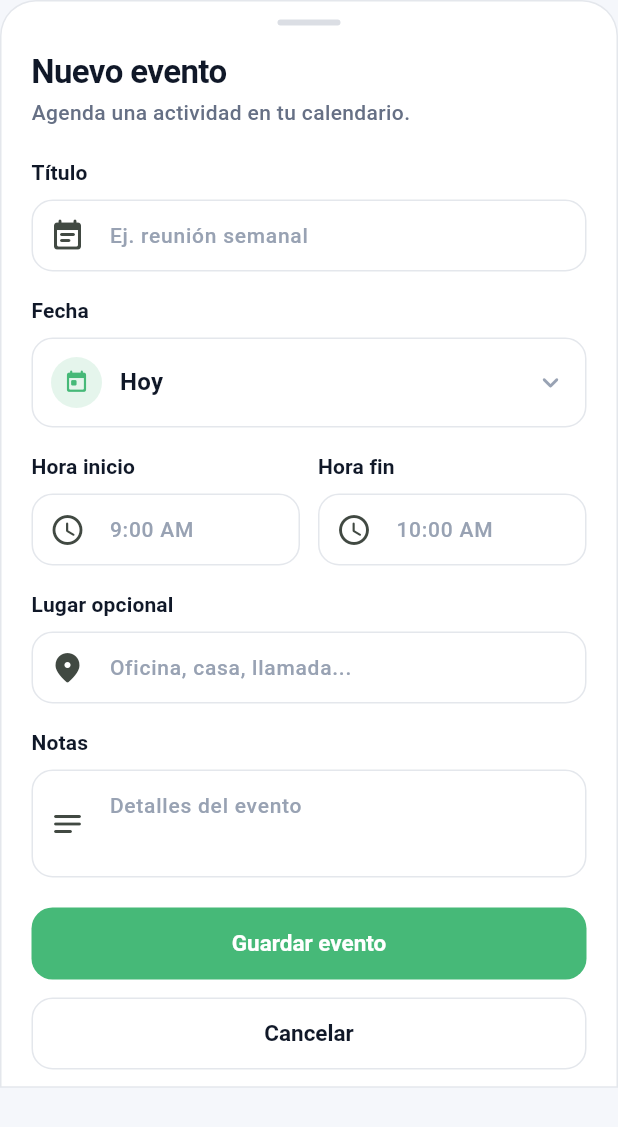
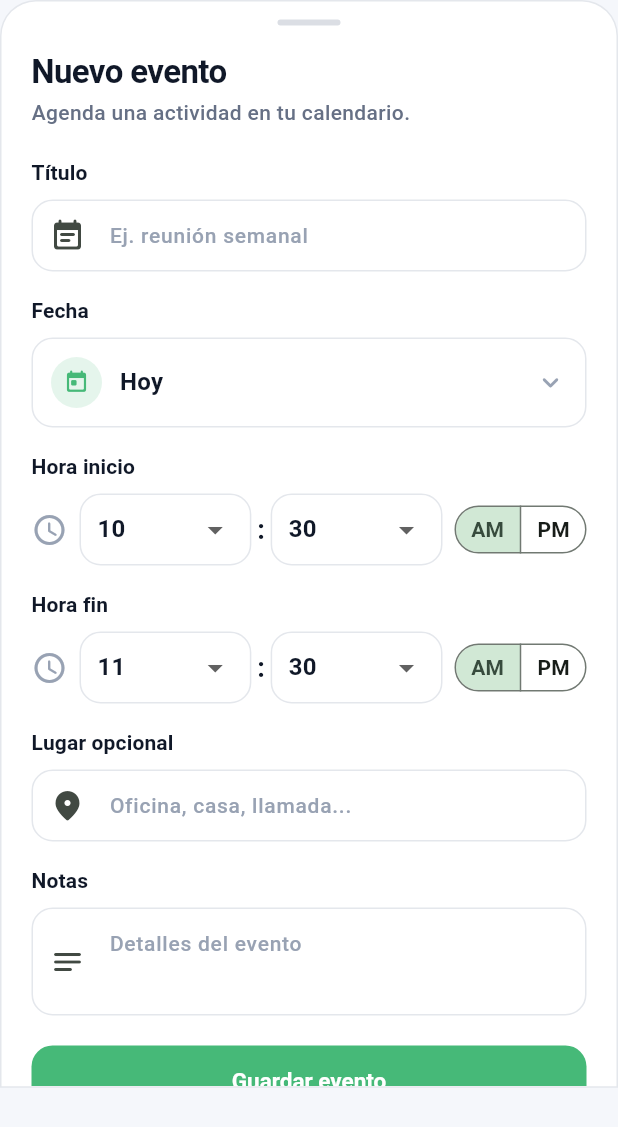
Before and after one commit to adrian-rodriguez-nomadak/nexo, a Flutter app: the CreateEventSheet widget shown alone on an empty page, opened directly, on a phone screen of 412 x 824 dp. Shown: the top 1127 px of the screen. Run offline on Flutter 3.47's test engine with Material 3 defaults, Android fonts, the phone set to English and light mode, and no system bars; our stand-ins replace drift, drift_flutter, flutter_local_notifications, flutter_riverpod, flutter_secure_storage, flutter_timezone and 3 more; missing offline and left inert: dart:html; accounts and stored records are empty; generated files the repository leaves out were written again; Roboto replaces fonts that are missing (SF Pro Display).

Commit message:
Replace time inputs with 12-hour selectors

```diff
--- a/apps/mobile/lib/modules/calendar/presentation/widgets/create_event_sheet.dart
+++ b/apps/mobile/lib/modules/calendar/presentation/widgets/create_event_sheet.dart
@@ -5,6 +5,7 @@ import '../../../../core/constants/app_spacing.dart';
 import '../../../../shared/presentation/widgets/app_bottom_sheet.dart';
 import '../../../../shared/presentation/widgets/app_text_field.dart';
 import '../../../../shared/presentation/widgets/module_badge.dart';
+import '../../../../shared/presentation/widgets/twelve_hour_time_field.dart';
 
 class EventDraft {
   const EventDraft({
@@ -45,23 +46,22 @@ class CreateEventSheet extends StatefulWidget {
 
 class _CreateEventSheetState extends State<CreateEventSheet> {
   final _titleController = TextEditingController();
-  final _startController = TextEditingController();
-  final _endController = TextEditingController();
   final _placeController = TextEditingController();
   final _notesController = TextEditingController();
+  late TimeOfDay _startTime;
+  late TimeOfDay _endTime;
 
   @override
   void initState() {
     super.initState();
     final draft = widget.initialDraft;
+    final now = DateTime.now();
+    _startTime = TimeOfDay.fromDateTime(draft?.startAt ?? now);
+    _endTime = TimeOfDay.fromDateTime(
+      draft?.endAt ?? (draft?.startAt ?? now).add(const Duration(hours: 1)),
+    );
     if (draft != null) {
       _titleController.text = draft.title;
-      _startController.text =
-          '${draft.startAt.hour.toString().padLeft(2, '0')}:${draft.startAt.minute.toString().padLeft(2, '0')}';
-      if (draft.endAt != null) {
-        _endController.text =
-            '${draft.endAt!.hour.toString().padLeft(2, '0')}:${draft.endAt!.minute.toString().padLeft(2, '0')}';
-      }
       _placeController.text = draft.location;
       _notesController.text = draft.description;
     }
@@ -70,8 +70,6 @@ class _CreateEventSheetState extends State<CreateEventSheet> {
   @override
   void dispose() {
     _titleController.dispose();
-    _startController.dispose();
-    _endController.dispose();
     _placeController.dispose();
     _notesController.dispose();
     super.dispose();
@@ -84,9 +82,11 @@ class _CreateEventSheetState extends State<CreateEventSheet> {
     final initial = widget.initialDraft;
     final startDate = initial?.startAt ?? now;
     final endDate = initial?.endAt ?? startDate;
-    final startAt =
-        _timeForToday(_startController.text, startDate) ?? startDate;
-    final endAt = _timeForToday(_endController.text, endDate);
+    final startAt = _timeForDate(_startTime, startDate);
+    var endAt = _timeForDate(_endTime, endDate);
+    if (!endAt.isAfter(startAt)) {
+      endAt = endAt.add(const Duration(days: 1));
+    }
     widget.onSave?.call(
       EventDraft(
         title: title,
@@ -99,19 +99,8 @@ class _CreateEventSheetState extends State<CreateEventSheet> {
     Navigator.of(context).pop();
   }
 
-  DateTime? _timeForToday(String raw, DateTime date) {
-    final match = RegExp(
-      r'^(\d{1,2}):(\d{2})\s*([aApP][mM])?$',
-    ).firstMatch(raw.trim());
-    if (match == null) return null;
-    var hour = int.parse(match.group(1)!);
-    final minute = int.parse(match.group(2)!);
-    final period = match.group(3)?.toLowerCase();
-    if (minute > 59 || hour > 23 || hour == 0 && period != null) return null;
-    if (period == 'pm' && hour < 12) hour += 12;
-    if (period == 'am' && hour == 12) hour = 0;
-    return DateTime(date.year, date.month, date.day, hour, minute);
-  }
+  DateTime _timeForDate(TimeOfDay time, DateTime date) =>
+      DateTime(date.year, date.month, date.day, time.hour, time.minute);
 
   @override
   Widget build(BuildContext context) {
@@ -141,28 +130,16 @@ class _CreateEventSheetState extends State<CreateEventSheet> {
             color: AppColors.primaryDark,
           ),
           const SizedBox(height: AppSpacing.lg),
-          Row(
-            children: [
-              Expanded(
-                child: AppTextField(
-                  label: 'Hora inicio',
-                  hint: '9:00 AM',
-                  controller: _startController,
-                  keyboardType: TextInputType.datetime,
-                  prefixIcon: Icons.schedule_rounded,
-                ),
-              ),
-              const SizedBox(width: AppSpacing.md),
-              Expanded(
-                child: AppTextField(
-                  label: 'Hora fin',
-                  hint: '10:00 AM',
-                  controller: _endController,
-                  keyboardType: TextInputType.datetime,
-                  prefixIcon: Icons.schedule_rounded,
-                ),
-              ),
-            ],
+          TwelveHourTimeField(
+            label: 'Hora inicio',
+            value: _startTime,
+            onChanged: (time) => setState(() => _startTime = time),
+          ),
+          const SizedBox(height: AppSpacing.lg),
+          TwelveHourTimeField(
+            label: 'Hora fin',
+            value: _endTime,
+            onChanged: (time) => setState(() => _endTime = time),
           ),
           const SizedBox(height: AppSpacing.lg),
           AppTextField(
--- /dev/null
+++ b/apps/mobile/lib/shared/presentation/widgets/twelve_hour_time_field.dart
@@ -0,0 +1,119 @@
+import 'package:flutter/material.dart';
+
+import '../../../core/constants/app_colors.dart';
+import '../../../core/constants/app_spacing.dart';
+
+class TwelveHourTimeField extends StatelessWidget {
+  const TwelveHourTimeField({
+    required this.label,
+    required this.value,
+    required this.onChanged,
+    super.key,
+  });
+
+  final String label;
+  final TimeOfDay value;
+  final ValueChanged<TimeOfDay> onChanged;
+
+  int get _hour12 {
+    final hour = value.hour % 12;
+    return hour == 0 ? 12 : hour;
+  }
+
+  bool get _isPm => value.hour >= 12;
+
+  void _emit({int? hour, int? minute, bool? isPm}) {
+    final selectedHour = hour ?? _hour12;
+    final selectedPeriod = isPm ?? _isPm;
+    final hour24 = selectedHour == 12
+        ? (selectedPeriod ? 12 : 0)
+        : selectedHour + (selectedPeriod ? 12 : 0);
+    onChanged(TimeOfDay(hour: hour24, minute: minute ?? value.minute));
+  }
+
+  @override
+  Widget build(BuildContext context) {
+    final textTheme = Theme.of(context).textTheme;
+    final decoration = InputDecoration(
+      filled: true,
+      fillColor: Theme.of(context).inputDecorationTheme.fillColor,
+      contentPadding: const EdgeInsets.symmetric(
+        horizontal: AppSpacing.sm,
+        vertical: AppSpacing.sm,
+      ),
+      enabledBorder: OutlineInputBorder(
+        borderRadius: BorderRadius.circular(AppSpacing.inputRadius),
+        borderSide: const BorderSide(color: AppColors.borderLight),
+      ),
+    );
+
+    return Column(
+      crossAxisAlignment: CrossAxisAlignment.start,
+      children: [
+        Text(label, style: textTheme.labelLarge),
+        const SizedBox(height: AppSpacing.sm),
+        Row(
+          children: [
+            const Icon(Icons.schedule_rounded, color: AppColors.textMuted),
+            const SizedBox(width: AppSpacing.sm),
+            Expanded(
+              child: DropdownButtonFormField<int>(
+                key: ValueKey('hour-$_hour12'),
+                initialValue: _hour12,
+                decoration: decoration,
+                isExpanded: true,
+                items: [
+                  for (var hour = 1; hour <= 12; hour++)
+                    DropdownMenuItem(value: hour, child: Text('$hour')),
+                ],
+                onChanged: (hour) {
+                  if (hour != null) _emit(hour: hour);
+                },
+              ),
+            ),
+            Padding(
+              padding: const EdgeInsets.symmetric(horizontal: AppSpacing.xs),
+              child: Text(':', style: textTheme.titleLarge),
+            ),
+            Expanded(
+              child: DropdownButtonFormField<int>(
+                key: ValueKey('minute-${value.minute}'),
+                initialValue: value.minute,
+                decoration: decoration,
+                isExpanded: true,
+                items: [
+                  for (var minute = 0; minute < 60; minute++)
+                    DropdownMenuItem(
+                      value: minute,
+                      child: Text(minute.toString().padLeft(2, '0')),
+                    ),
+                ],
+                onChanged: (minute) {
+                  if (minute != null) _emit(minute: minute);
+                },
+              ),
+            ),
+            const SizedBox(width: AppSpacing.sm),
+            SizedBox(
+              width: 88,
+              child: SegmentedButton<bool>(
+                segments: const [
+                  ButtonSegment(value: false, label: Text('AM')),
+                  ButtonSegment(value: true, label: Text('PM')),
+                ],
+                selected: {_isPm},
+                showSelectedIcon: false,
+                onSelectionChanged: (selection) =>
+                    _emit(isPm: selection.single),
+                style: const ButtonStyle(
+                  visualDensity: VisualDensity.compact,
+                  padding: WidgetStatePropertyAll(EdgeInsets.zero),
+                ),
+              ),
+            ),
+          ],
+        ),
+      ],
+    );
+  }
+}
```
Also changed, not shown: apps/mobile/lib/modules/calendar/presentation/widgets/create_reminder_sheet.dart (+14 -29 lines), 1 other file.
